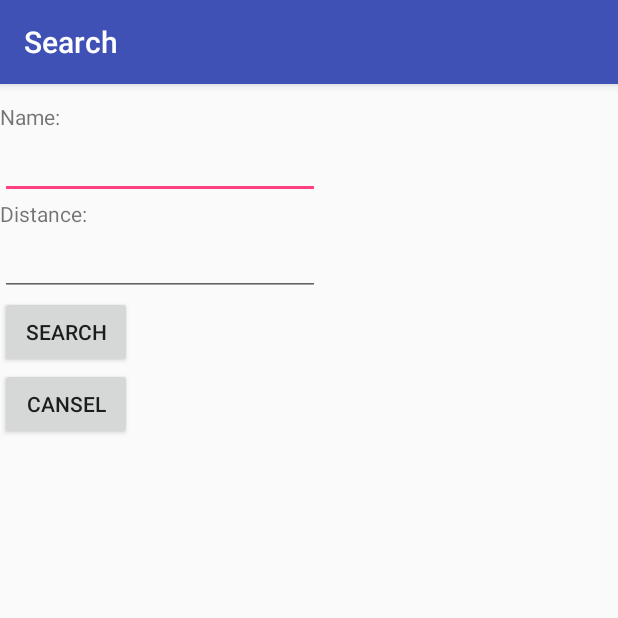
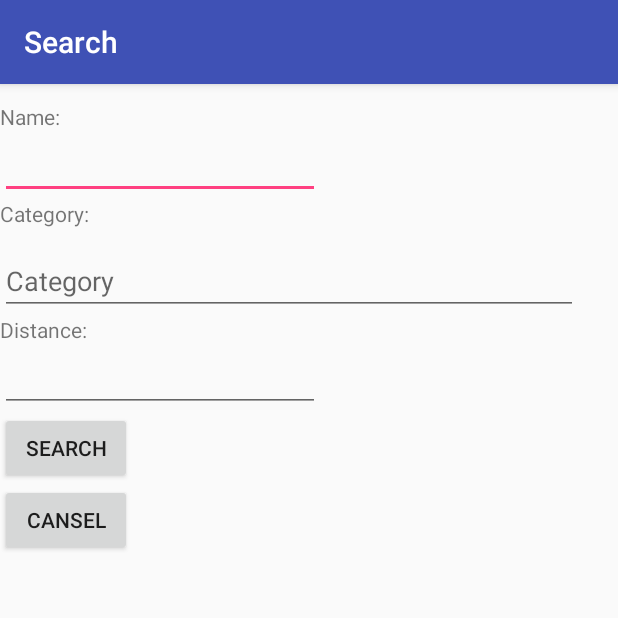
Before and after one commit to statuty/maps, an Android app: the SearchActivity screen opened directly, with no data from a screen before it, on a phone screen of 412 x 824 dp, the top half of it. Run offline under Robolectric (Android 15) with nearby library versions, the phone set to English and light mode, and no system bars.

```diff
--- a/app/src/main/java/co/example/yuliya/maps/AddMarkerActivity.java
+++ b/app/src/main/java/co/example/yuliya/maps/AddMarkerActivity.java
@@ -74,14 +74,16 @@ public class AddMarkerActivity extends AppCompatActivity {
             final DataService ds = new DataService("107.170.25.215", 8080);
 
             public void run() {
-                String id = null;
                 Location loc = null;
                 if (latLng != null) {
                     loc = new Location(null, name.getText().toString(), description.getText().toString(), new GeoPoint(latLng.latitude, latLng.longitude), new Category(category.getText().toString()));
                 } else if (location != null) {
                     loc = location;
+                    loc.setName(name.getText().toString());
+                    loc.setDescription(description.getText().toString());
+                    loc.setCategory(new Category(category.getText().toString()));
                 }
-                id = ds.saveLocation(loc);
+                String id = ds.saveLocation(loc);
                 MapsActivity.marks.put(id, loc);
                 Intent intent = new Intent(AddMarkerActivity.this, MapsActivity.class);
                 startActivity(intent); //I always put 0 for someIntValue
--- a/app/src/main/java/co/example/yuliya/maps/SearchActivity.java
+++ b/app/src/main/java/co/example/yuliya/maps/SearchActivity.java
@@ -46,7 +46,7 @@ public class SearchActivity extends AppCompatActivity {
                 if (dis != null) {
                     dis += "km";
                 }
-                List<Location> locations = ds.getLocations(latLng.latitude, latLng.longitude, dis, category.getText().toString(), name.getText().toString(), null, null);
+                List<Location> locations = ds.getLocations(latLng.latitude, latLng.longitude, dis, category.getText().toString(), name.getText().toString(), 0, 100);
 
                 MapsActivity.marks.clear();
                 if (locations != null) {
--- a/app/src/main/res/layout/content_search_location.xml
+++ b/app/src/main/res/layout/content_search_location.xml
@@ -33,6 +33,23 @@
             android:layout_below="@+id/textView"
             android:ems="10"
             android:inputType="textPersonName" />
+
+        <TextView
+            android:text="@string/marker_category"
+            android:layout_width="385dp"
+            android:layout_height="32dp"
+            android:id="@+id/textView11"
+            android:labelFor="@+id/category"
+            android:layout_alignParentLeft="true"
+            android:layout_alignParentStart="true" />
+
+        <EditText
+            android:layout_width="match_parent"
+            android:layout_height="wrap_content"
+            android:inputType="textPersonName"
+            android:ems="30"
+            android:hint="Category"
+            android:id="@+id/category" />
 
         <TextView
             android:id="@+id/textView2"
```
Also changed, not shown: app/src/main/java/co/example/yuliya/maps/MapsActivity.java (+16 -5 lines), app/src/main/java/co/example/yuliya/maps/MyAsyncTask.java (added, +21 -0 lines), app/src/main/java/co/example/yuliya/maps/MyListener.java (added, +9 -0 lines), app/src/main/java/co/example/yuliya/maps/service/DataService.java (+13 -18 lines), app/src/main/res/layout/activity_maps.xml (+5 -2 lines).
